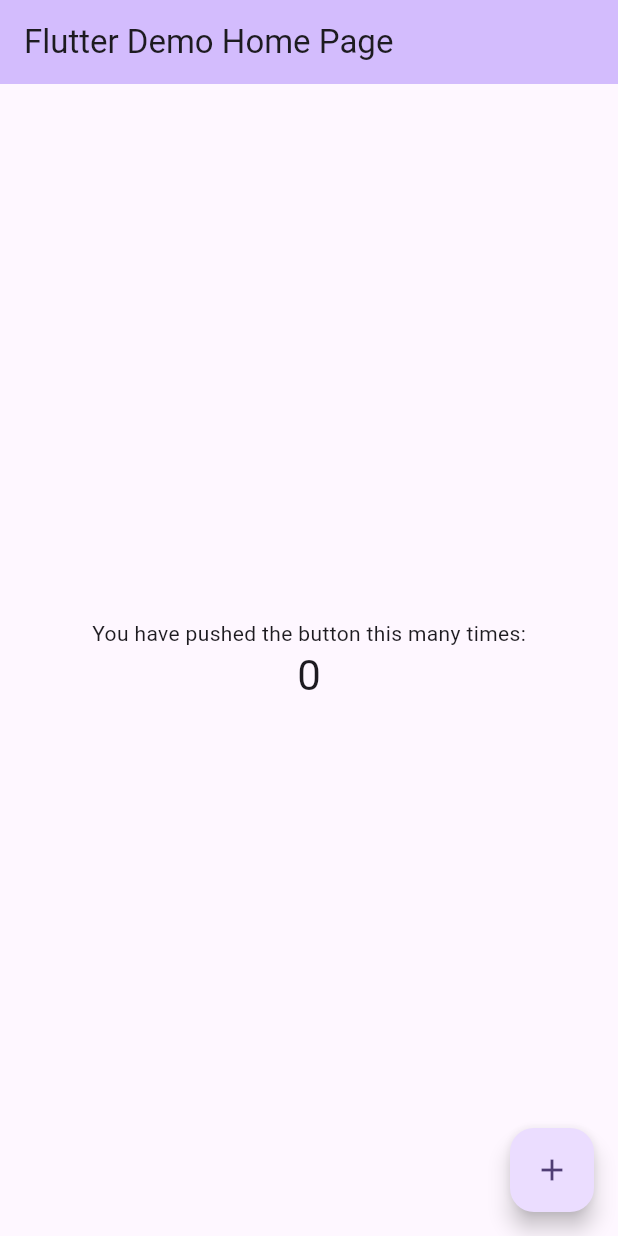
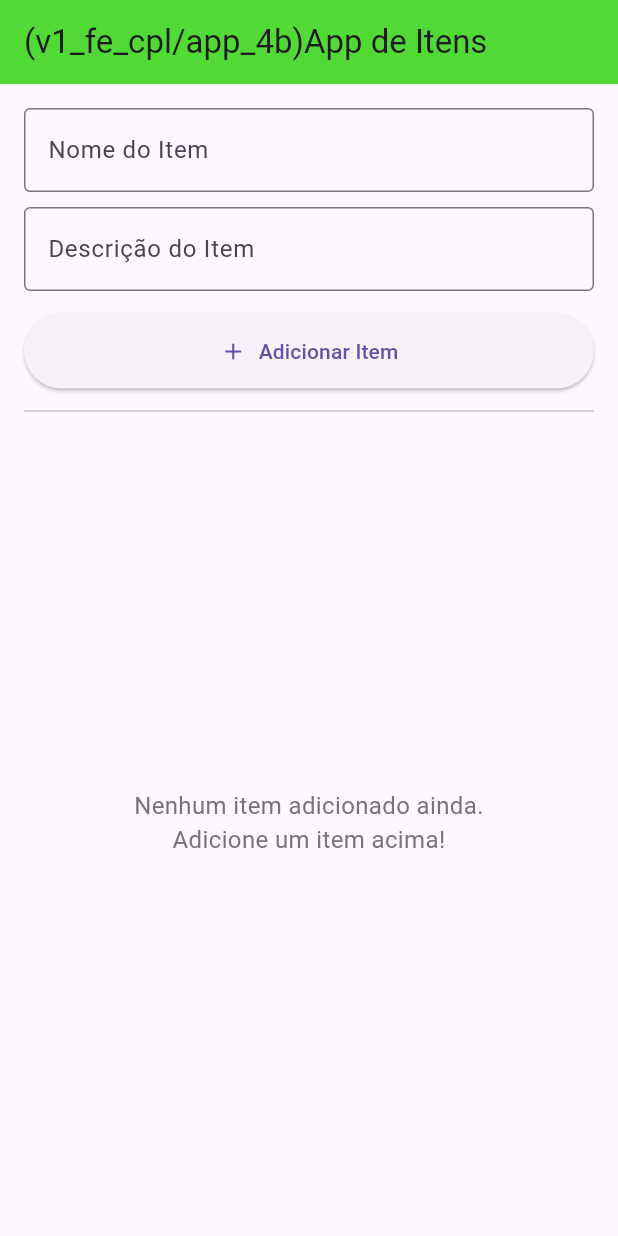
Before and after one commit to Klaudio-Roberto/V1_app_fe_cpl, a Flutter app: the screen it shows after launch, on a phone screen of 412 x 824 dp. Run offline on Flutter 3.47's test engine with Material 3 defaults, Android fonts, the phone set to English and light mode, and no system bars; our stand-ins replace sqflite; accounts and stored records are empty.

Commit message:
Copiado app_4_flutter como v1_app_fe_cpl. Funcionou OK

```diff
--- /dev/null
+++ b/lib/database/database_helper.dart
@@ -0,0 +1,146 @@
+import 'package:sqflite/sqflite.dart';
+import 'package:path/path.dart';
+import 'package:path_provider/path_provider.dart';
+import '../models/item.dart';
+
+class DatabaseHelper {
+  static final DatabaseHelper _instance = DatabaseHelper._internal();
+  static Database? _database;
+
+  // Construtor privado para o singleton.
+  factory DatabaseHelper() {
+    return _instance;
+  }
+
+  DatabaseHelper._internal();
+
+  // Getter para o banco de dados, garantindo que ele seja inicializado uma única vez.
+  Future<Database> get database async {
+    if (_database != null) {
+      return _database!;
+    }
+    _database = await _initDatabase();
+    return _database!;
+  }
+
+  // Inicializa o banco de dados.
+  Future<Database> _initDatabase() async {
+    try {
+      final documentsDirectory = await getApplicationDocumentsDirectory();
+      final path = join(documentsDirectory.path, 'meu_app_database.db');
+
+      return await openDatabase(
+        path,
+        version: 1, // Versão do banco de dados
+        onCreate: _onCreate, // Chamado na primeira vez que o DB é criado
+        onUpgrade: _onUpgrade, // Chamado quando a versão do DB é atualizada
+      );
+    } catch (e) {
+      // Loga o erro e relança para que a camada superior possa lidar.
+      print('Erro ao inicializar o banco de dados: $e');
+      rethrow;
+    }
+  }
+
+  // Método para criar tabelas no banco de dados.
+  Future<void> _onCreate(Database db, int version) async {
+    try {
+      await db.execute('''
+        CREATE TABLE items(
+          id INTEGER PRIMARY KEY AUTOINCREMENT,
+          name TEXT NOT NULL,
+          description TEXT NOT NULL
+        )
+      ''');
+      print('Tabela "items" criada com sucesso.');
+    } catch (e) {
+      print('Erro ao criar a tabela "items": $e');
+      rethrow;
+    }
+  }
+
+  // Método para lidar com atualizações de esquema do banco de dados (migrações).
+  Future<void> _onUpgrade(Database db, int oldVersion, int newVersion) async {
+    // Exemplo de como adicionar uma nova coluna em uma versão futura.
+    if (oldVersion < 2) {
+      try {
+        await db.execute('ALTER TABLE items ADD COLUMN status TEXT DEFAULT "ativo"');
+        print('Tabela "items" atualizada para a versão 2: adicionado "status".');
+      } catch (e) {
+        print('Erro na migração da versão 1 para 2: $e');
+        rethrow;
+      }
+    }
+    // Adicione mais blocos 'if' para futuras versões e migrações.
+  }
+
+  // --- Operações CRUD (Create, Read, Update, Delete) ---
+
+  // Insere um novo item no banco de dados.
+  Future<int> insertItem(Item item) async {
+    final db = await database; // Garante que o DB está aberto
+    try {
+      final id = await db.insert(
+        'items',
+        item.toMap(),
+        conflictAlgorithm: ConflictAlgorithm.replace, // Substitui se houver conflito de ID.
+      );
+      print('Item inserido com ID: $id');
+      return id;
+    } catch (e) {
+      print('Erro ao inserir item: $e');
+      rethrow; // Relança para a UI tratar.
+    }
+  }
+
+  // Busca todos os itens do banco de dados.
+  Future<List<Item>> getItems() async {
+    final db = await database;
+    try {
+      final List<Map<String, dynamic>> maps = await db.query('items');
+      print('Itens recuperados: ${maps.length}');
+      // Converte a lista de Maps em uma lista de objetos Item.
+      return List.generate(maps.length, (i) {
+        return Item.fromMap(maps[i]);
+      });
+    } catch (e) {
+      print('Erro ao buscar itens: $e');
+      return []; // Retorna uma lista vazia em caso de erro.
+    }
+  }
+
+  // Atualiza um item existente no banco de dados.
+  Future<int> updateItem(Item item) async {
+    final db = await database;
+    try {
+      final rowsAffected = await db.update(
+        'items',
+        item.toMap(),
+        where: 'id = ?',
+        whereArgs: [item.id],
+      );
+      print('Itens atualizados: $rowsAffected');
+      return rowsAffected;
+    } catch (e) {
+      print('Erro ao atualizar item: $e');
+      rethrow;
+    }
+  }
+
+  // Deleta um item do banco de dados.
+  Future<int> deleteItem(int id) async {
+    final db = await database;
+    try {
+      final rowsAffected = await db.delete(
+        'items',
+        where: 'id = ?',
+        whereArgs: [id],
+      );
+      print('Itens deletados: $rowsAffected');
+      return rowsAffected;
+    } catch (e) {
+      print('Erro ao deletar item: $e');
+      rethrow;
+    }
+  }
+}
--- a/lib/main.dart
+++ b/lib/main.dart
@@ -1,4 +1,5 @@
 import 'package:flutter/material.dart';
+import 'pages/home_page.dart';
 
 void main() {
   runApp(const MyApp());
@@ -7,116 +8,15 @@ void main() {
 class MyApp extends StatelessWidget {
   const MyApp({super.key});
 
-  // This widget is the root of your application.
   @override
   Widget build(BuildContext context) {
     return MaterialApp(
-      title: 'Flutter Demo',
-      theme: ThemeData(
-        // This is the theme of your application.
-        //
-        // TRY THIS: Try running your application with "flutter run". You'll see
-        // the application has a purple toolbar. Then, without quitting the app,
-        // try changing the seedColor in the colorScheme below to Colors.green
-        // and then invoke "hot reload" (save your changes or press the "hot
-        // reload" button in a Flutter-supported IDE, or press "r" if you used
-        // the command line to start the app).
-        //
-        // Notice that the counter didn't reset back to zero; the application
-        // state is not lost during the reload. To reset the state, use hot
-        // restart instead.
-        //
-        // This works for code too, not just values: Most code changes can be
-        // tested with just a hot reload.
-        colorScheme: ColorScheme.fromSeed(seedColor: Colors.deepPurple),
+      title: '(app_4a) Meu App de Itens',
+      theme: ThemeData(             // Ao que parece, não está sendo efetivo
+        primarySwatch: Colors.blue,
+        visualDensity: VisualDensity.adaptivePlatformDensity,
       ),
-      home: const MyHomePage(title: 'Flutter Demo Home Page'),
+      home: const HomePage(),
     );
   }
 }
-
-class MyHomePage extends StatefulWidget {
-  const MyHomePage({super.key, required this.title});
-
-  // This widget is the home page of your application. It is stateful, meaning
-  // that it has a State object (defined below) that contains fields that affect
-  // how it looks.
-
-  // This class is the configuration for the state. It holds the values (in this
-  // case the title) provided by the parent (in this case the App widget) and
-  // used by the build method of the State. Fields in a Widget subclass are
-  // always marked "final".
-
-  final String title;
-
-  @override
-  State<MyHomePage> createState() => _MyHomePageState();
-}
-
-class _MyHomePageState extends State<MyHomePage> {
-  int _counter = 0;
-
-  void _incrementCounter() {
-    setState(() {
-      // This call to setState tells the Flutter framework that something has
-      // changed in this State, which causes it to rerun the build method below
-      // so that the display can reflect the updated values. If we changed
-      // _counter without calling setState(), then the build method would not be
-      // called again, and so nothing would appear to happen.
-      _counter++;
-    });
-  }
-
-  @override
-  Widget build(BuildContext context) {
-    // This method is rerun every time setState is called, for instance as done
-    // by the _incrementCounter method above.
-    //
-    // The Flutter framework has been optimized to make rerunning build methods
-    // fast, so that you can just rebuild anything that needs updating rather
-    // than having to individually change instances of widgets.
-    return Scaffold(
-      appBar: AppBar(
-        // TRY THIS: Try changing the color here to a specific color (to
-        // Colors.amber, perhaps?) and trigger a hot reload to see the AppBar
-        // change color while the other colors stay the same.
-        backgroundColor: Theme.of(context).colorScheme.inversePrimary,
-        // Here we take the value from the MyHomePage object that was created by
-        // the App.build method, and use it to set our appbar title.
-        title: Text(widget.title),
-      ),
-      body: Center(
-        // Center is a layout widget. It takes a single child and positions it
-        // in the middle of the parent.
-        child: Column(
-          // Column is also a layout widget. It takes a list of children and
-          // arranges them vertically. By default, it sizes itself to fit its
-          // children horizontally, and tries to be as tall as its parent.
-          //
-          // Column has various properties to control how it sizes itself and
-          // how it positions its children. Here we use mainAxisAlignment to
-          // center the children vertically; the main axis here is the vertical
-          // axis because Columns are vertical (the cross axis would be
-          // horizontal).
-          //
-          // TRY THIS: Invoke "debug painting" (choose the "Toggle Debug Paint"
-          // action in the IDE, or press "p" in the console), to see the
-          // wireframe for each widget.
-          mainAxisAlignment: MainAxisAlignment.center,
-          children: <Widget>[
-            const Text('You have pushed the button this many times:'),
-            Text(
-              '$_counter',
-              style: Theme.of(context).textTheme.headlineMedium,
-            ),
-          ],
-        ),
-      ),
-      floatingActionButton: FloatingActionButton(
-        onPressed: _incrementCounter,
-        tooltip: 'Increment',
-        child: const Icon(Icons.add),
-      ), // This trailing comma makes auto-formatting nicer for build methods.
-    );
-  }
-}
--- /dev/null
+++ b/lib/models/item.dart
@@ -0,0 +1,30 @@
+class Item {
+  int? id;
+  String name;
+  String description;
+
+  Item({this.id, required this.name, required this.description});
+
+  // Converte um objeto Item em um Map para ser inserido no banco de dados.
+  Map<String, dynamic> toMap() {
+    return {
+      'id': id,
+      'name': name,
+      'description': description,
+    };
+  }
+
+  // Cria um objeto Item a partir de um Map (lido do banco de dados).
+  factory Item.fromMap(Map<String, dynamic> map) {
+    return Item(
+      id: map['id'],
+      name: map['name'],
+      description: map['description'],
+    );
+  }
+
+  @override
+  String toString() {
+    return 'Item{id: $id, name: $name, description: $description}';
+  }
+}
--- /dev/null
+++ b/lib/pages/home_page.dart
@@ -0,0 +1,220 @@
+import 'package:flutter/material.dart';
+import '../database/database_helper.dart';
+import '../models/item.dart';
+
+class HomePage extends StatefulWidget {
+  const HomePage({super.key});
+
+  @override
+  State<HomePage> createState() => _HomePageState();
+}
+
+class _HomePageState extends State<HomePage> {
+  final DatabaseHelper _dbHelper = DatabaseHelper();
+  List<Item> _items = [];
+  final TextEditingController _nameController = TextEditingController();
+  final TextEditingController _descriptionController = TextEditingController();
+  Item? _selectedItem;
+
+  // 1. Crie os FocusNodes
+  late FocusNode _nameFocusNode;
+  late FocusNode _descriptionFocusNode;
+
+  @override
+  void initState() {
+    super.initState();
+    _loadItems();
+    // Inicialize os FocusNodes no initState
+    _nameFocusNode = FocusNode();
+    _descriptionFocusNode = FocusNode();
+  }
+
+  @override
+  void dispose() {
+    // 2. Descarte os FocusNodes no dispose para evitar vazamentos de memória
+    _nameFocusNode.dispose();
+    _descriptionFocusNode.dispose();
+    _nameController.dispose(); // Também descarte os TextEditingControllers
+    _descriptionController.dispose();
+    super.dispose();
+  }
+
+  Future<void> _loadItems() async {
+    try {
+      final items = await _dbHelper.getItems();
+      if (!mounted) return;
+      setState(() {
+        _items = items;
+      });
+    } catch (e) {
+      if (!mounted) return;
+      _showSnackBar('Erro ao carregar itens: ${e.toString()}');
+      print('Erro ao carregar itens na UI: $e');
+    }
+  }
+
+  Future<void> _addItem() async {
+    if (_nameController.text.isEmpty || _descriptionController.text.isEmpty) {
+      _showSnackBar('Por favor, preencha todos os campos.');
+      return;
+    }
+
+    final newItem = Item(
+      name: _nameController.text,
+      description: _descriptionController.text,
+    );
+
+    try {
+      if (_selectedItem == null) {
+        await _dbHelper.insertItem(newItem);
+        _showSnackBar('Item adicionado com sucesso!');
+      } else {
+        newItem.id = _selectedItem!.id;
+        await _dbHelper.updateItem(newItem);
+        _showSnackBar('Item atualizado com sucesso!');
+        _selectedItem = null;
+      }
+
+      // Limpa os campos do formulário
+      _nameController.clear();
+      _descriptionController.clear();
+
+      // 3. Mova o foco após a operação
+      _nameFocusNode.requestFocus(); // Solicita o foco para o campo "Nome do Item"
+
+      _loadItems(); // Recarrega a lista
+    } catch (e) {
+      _showSnackBar('Erro ao salvar item: ${e.toString()}');
+      print('Erro ao salvar item na UI: $e');
+    }
+  }
+
+  Future<void> _deleteItem(int id) async {
+    try {
+      await _dbHelper.deleteItem(id);
+      _showSnackBar('Item deletado com sucesso!');
+      _loadItems();
+    } catch (e) {
+      _showSnackBar('Erro ao deletar item: ${e.toString()}');
+      print('Erro ao deletar item na UI: $e');
+    }
+  }
+
+  void _editItem(Item item) {
+    setState(() {
+      _selectedItem = item;
+      _nameController.text = item.name;
+      _descriptionController.text = item.description;
+    });
+    // Ao editar, move o foco para o campo de nome para facilitar a edição
+    _nameFocusNode.requestFocus();
+  }
+
+  void _showSnackBar(String message) {
+    ScaffoldMessenger.of(context).showSnackBar(
+      SnackBar(content: Text(message)),
+    );
+  }
+
+  @override
+  Widget build(BuildContext context) {
+    return Scaffold(
+      appBar: AppBar(
+        title: const Text('(v1_fe_cpl/app_4b)App de Itens'),
+        backgroundColor: const Color.from(alpha: 1, red: 0.318, green: 0.851, blue: 0.208),   // Eu incluir essa linha por conta e risco.
+      ),
+
+      body: Padding(                              // "Margens"
+        padding: const EdgeInsets.all(16.0),
+        child: Column(
+          children: [
+            TextField(
+              controller: _nameController,
+              focusNode: _nameFocusNode, // 4. Associe o FocusNode
+              decoration: const InputDecoration(
+                labelText: 'Nome do Item',
+                border: OutlineInputBorder(),
+              ),
+              textInputAction: TextInputAction.next, // Tecla "Next" no teclado
+              onSubmitted: (_) {
+                _descriptionFocusNode.requestFocus(); // Move para o próximo campo ao pressionar "Next"
+              },
+            ),
+            const SizedBox(height: 10),
+            TextField(
+              controller: _descriptionController,
+              focusNode: _descriptionFocusNode, // 4. Associe o FocusNode
+              decoration: const InputDecoration(
+                labelText: 'Descrição do Item',
+                border: OutlineInputBorder(),
+              ),
+              textInputAction: TextInputAction.done, // Tecla "Done" no teclado
+              onSubmitted: (_) {
+                _addItem(); // Submete o formulário ao pressionar "Done"
+              },
+            ),
+            const SizedBox(height: 15),
+            ElevatedButton.icon(
+              onPressed: _addItem,
+              icon: Icon(_selectedItem == null ? Icons.add : Icons.save),
+              label: Text(_selectedItem == null ? 'Adicionar Item' : 'Atualizar Item'),
+              style: ElevatedButton.styleFrom(
+                minimumSize: const Size(double.infinity, 50),
+                padding: const EdgeInsets.symmetric(vertical: 12),
+              ),
+            ),
+            const Divider(height: 30, thickness: 1),
+            Expanded(
+              child: _items.isEmpty
+                  ? Center(
+                      child: Padding(
+                        padding: const EdgeInsets.all(20.0),
+                        child: Text(
+                          'Nenhum item adicionado ainda.\nAdicione um item acima!',
+                          textAlign: TextAlign.center,
+                          style: TextStyle(fontSize: 16, color: Colors.grey[600]),
+                        ),
+                      ),
+                    )
+                  : ListView.builder(
+                      itemCount: _items.length,
+                      itemBuilder: (context, index) {
+                        final item = _items[index];
+                        return Card(
+                          margin: const EdgeInsets.symmetric(vertical: 8, horizontal: 5),
+                          elevation: 3,
+                          child: ListTile(
+                            contentPadding: const EdgeInsets.symmetric(vertical: 8, horizontal: 16),
+                            title: Text(
+                              item.name,
+                              style: const TextStyle(fontWeight: FontWeight.bold),
+                            ),
+                            subtitle: Text(item.description),
+                            trailing: Row(
+                              mainAxisSize: MainAxisSize.min,
+                              children: [
+                                IconButton(
+                                  icon: const Icon(Icons.edit, color: Colors.blue),
+                                  onPressed: () => _editItem(item),
+                                ),
+                                IconButton(
+                                  icon: const Icon(Icons.delete, color: Colors.red),
+                                  onPressed: () {
+                                    if (item.id != null) {
+                                      _deleteItem(item.id!);
+                                    }
+                                  },
+                                ),
+                              ],
+                            ),
+                          ),
+                        );
+                      },
+                    ),
+            ),
+          ],
+        ),
+      ),
+    );
+  }
+}
```
Also changed, not shown: pubspec.yaml (+6 -73 lines), pubspec.lock, 1 other file.
